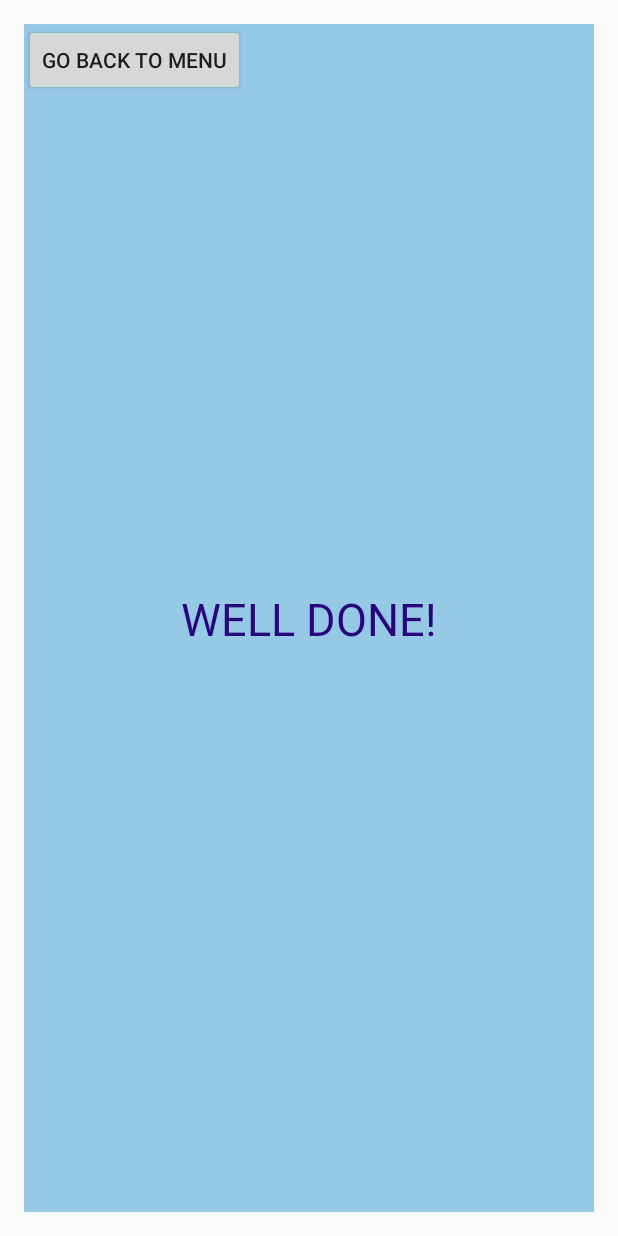
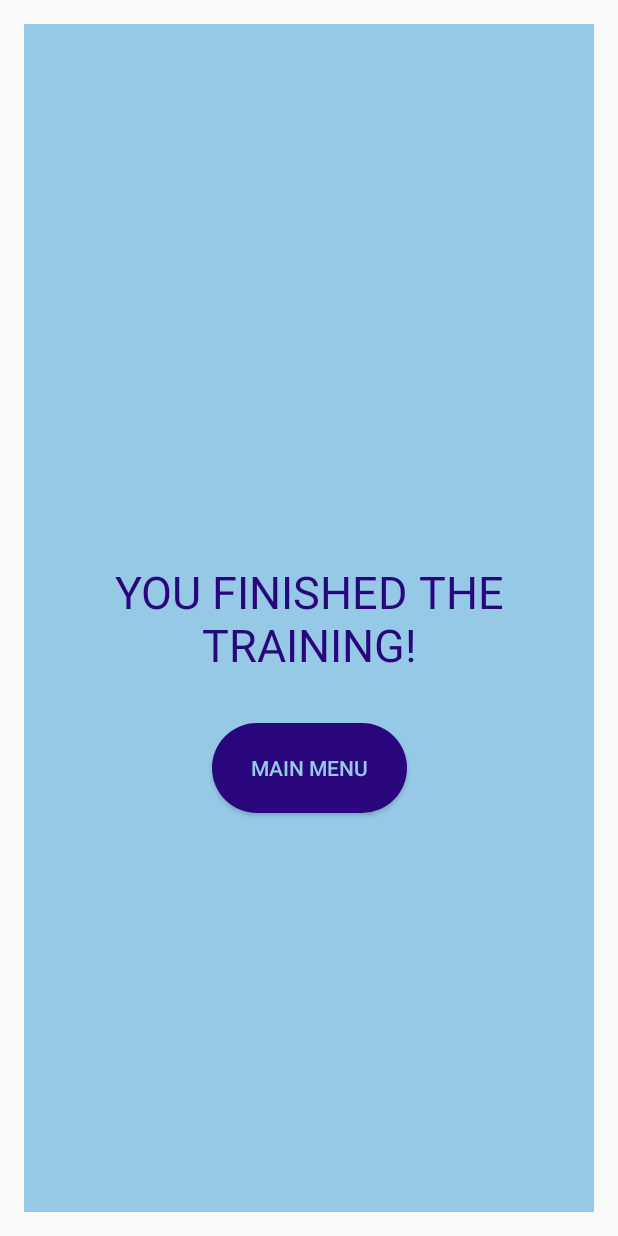
Before and after one commit to CodecoolGlobal/language-tutor-java-Enci21, an Android app: the layout fragment_result.xml on its own in the app's theme, with its tools: preview values and no code run, on a phone screen of 412 x 824 dp. Run offline under Robolectric (Android 15) with nearby library versions, the phone set to English and light mode, and no system bars.

Commit message:
Design result fragment_result.xml

```diff
--- /dev/null
+++ b/languagetutor/app/src/main/res/drawable-v24/button_shape.xml
@@ -0,0 +1,24 @@
+<?xml version="1.0" encoding="utf-8"?>
+<shape xmlns:android="http://schemas.android.com/apk/res/android"
+    android:shape="rectangle">
+
+    <corners
+        android:bottomLeftRadius="30dp"
+        android:bottomRightRadius="30dp"
+        android:radius="60dp"
+        android:topLeftRadius="30dp"
+        android:topRightRadius="30dp" />
+
+    <solid android:color="@color/colorPrimaryDark" />
+
+    <padding
+        android:bottom="0dp"
+        android:left="0dp"
+        android:right="0dp"
+        android:top="0dp" />
+
+    <size
+        android:width="130dp"
+        android:height="60dp" />
+
+</shape>
--- a/languagetutor/app/src/main/res/layout/fragment_result.xml
+++ b/languagetutor/app/src/main/res/layout/fragment_result.xml
@@ -8,22 +8,32 @@
 
     <TextView
         android:id="@+id/textView"
-        android:layout_width="wrap_content"
+        android:layout_width="0dp"
         android:layout_height="wrap_content"
-        android:text="@string/well_done"
-        android:textSize="@dimen/well_done_text_size"
+        android:layout_marginStart="@dimen/margin_32"
+        android:layout_marginLeft="@dimen/margin_32"
+        android:layout_marginEnd="@dimen/margin_32"
+        android:layout_marginRight="@dimen/margin_32"
+        android:gravity="center_horizontal"
         android:textColor="@color/colorPrimaryDark"
+        android:text="@string/you_finished_the_training"
+        android:textAlignment="center"
         app:layout_constraintBottom_toBottomOf="parent"
         app:layout_constraintEnd_toEndOf="parent"
         app:layout_constraintStart_toStartOf="parent"
+        android:textSize="@dimen/well_done_text_size"
         app:layout_constraintTop_toTopOf="parent" />
 
     <Button
         android:id="@+id/exitButton"
         android:layout_width="wrap_content"
         android:layout_height="wrap_content"
+        android:layout_marginTop="@dimen/margin_32"
+        android:background="@drawable/button_shape"
         android:text="@string/go_back_to_menu"
+        android:textColor="@color/background"
+        app:layout_constraintEnd_toEndOf="parent"
         app:layout_constraintStart_toStartOf="parent"
-        app:layout_constraintTop_toTopOf="parent" />
+        app:layout_constraintTop_toBottomOf="@id/textView" />
 
 </androidx.constraintlayout.widget.ConstraintLayout>
--- a/languagetutor/app/src/main/res/values/colors.xml
+++ b/languagetutor/app/src/main/res/values/colors.xml
@@ -12,6 +12,7 @@
     <color name="text">#171718</color>
     <color name="historyButton">#61E4AF</color>
     <color name="historyBackground">#F2DCA8</color>
+    <color name="white">#F8F6F4</color>
     <color name="addMainButton">#CD76ED</color>
     <color name="saveButton">#61E4AF</color>
     <color name="timePickerButton">#E9DB62</color>
--- a/languagetutor/app/src/main/res/values/strings.xml
+++ b/languagetutor/app/src/main/res/values/strings.xml
@@ -13,11 +13,12 @@
     <string name="enter_the_translation">Enter the translation</string>
     <string name="how_many_questions_do_you_want">How many questions do you want?</string>
     <string name="well_done">WELL DONE!</string>
-    <string name="go_back_to_menu">Go back to menu</string>
+    <string name="go_back_to_menu">Main menu</string>
     <string name="empty_db_msg">You do not have enough words in memory yet!</string>
     <string name="options_menu_reminder">Reminder</string>
     <string name="reminder_title">Set Practice Reminder</string>
     <string name="time_text">00:00</string>
     <string name="pick_time_btn_text">Pick Time</string>
     <string name="save_btn_text">Save</string>
+    <string name="you_finished_the_training">YOU FINISHED THE TRAINING!</string>
 </resources>
```
